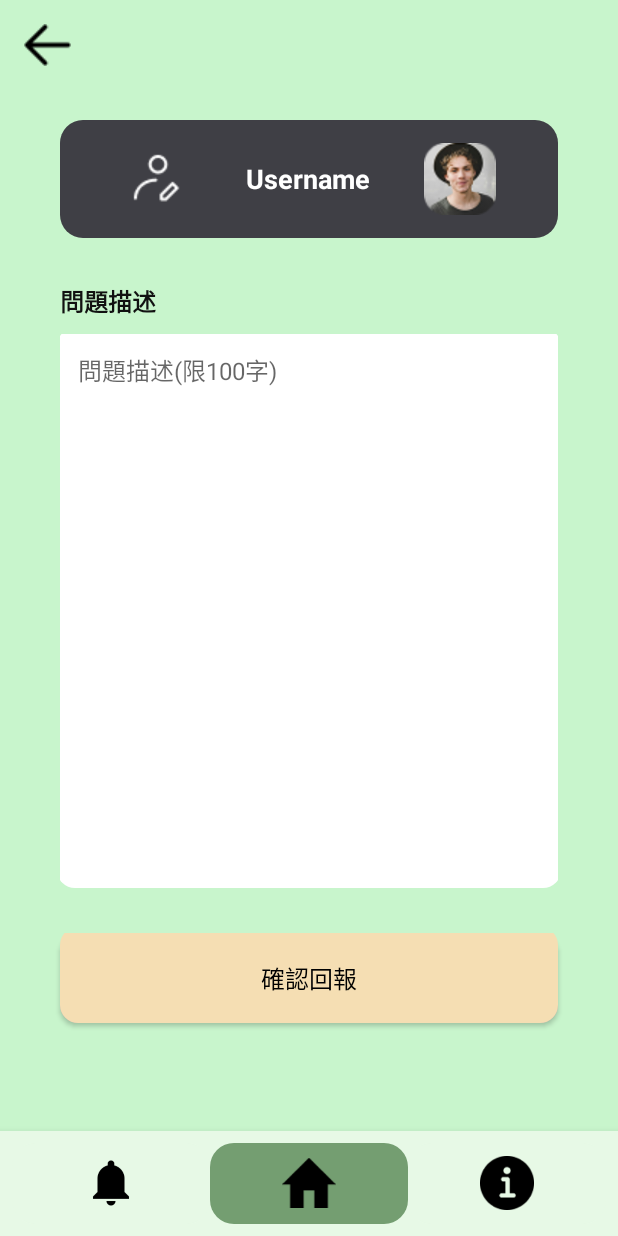
After one commit to AnHengHealthApp/app_AnHnegHealth, an Android app: the ErrorReportFragment screen opened through its navigation route, on a phone screen of 412 x 824 dp. The commit adds this screen. Run offline under Robolectric (Android 15) with nearby library versions, the phone set to English and light mode, and no system bars; our stand-ins replace navigation-ui.

Commit message:
feat: Error Report
Complete the error reporting page and jump

```diff
--- a/app/src/main/java/com/example/ahhapp/BoardActivity.java
+++ b/app/src/main/java/com/example/ahhapp/BoardActivity.java
@@ -30,14 +30,18 @@ public class BoardActivity extends AppCompatActivity {
         bottomNavigationView.setSelectedItemId(R.id.nav_home);
 
         // 導覽頁監聽
-        bottomNavigationView.setOnNavigationItemSelectedListener(item -> {
+        bottomNavigationView.setOnItemSelectedListener(item -> {
             int itemId = item.getItemId();
             if (itemId == R.id.nav_notify) {
-                //  如果是「消息通知」按鈕，則不跳轉，只改變樣式
+                //通知不跳轉
                 changeNotificationButtonStyle(bottomNavigationView);
-                return true; // 阻止切換 Fragment
+                return true;
+            } else if (itemId == R.id.nav_home) {
+                //清除覆蓋的fragment,確保回到home
+                navController.popBackStack(R.id.nav_home, false);
+                return NavigationUI.onNavDestinationSelected(item, navController);
             } else {
-                //  其他按鈕（首頁、資訊）則正常切換 Fragment
+                //資訊正常跳轉
                 return NavigationUI.onNavDestinationSelected(item, navController);
             }
         });
--- /dev/null
+++ b/app/src/main/java/com/example/ahhapp/ErrorReportFragment.java
@@ -0,0 +1,42 @@
+package com.example.ahhapp;
+
+import android.os.Bundle;
+import android.view.LayoutInflater;
+import android.view.View;
+import android.view.ViewGroup;
+import android.widget.ImageView;
+import android.widget.LinearLayout;
+import android.widget.Toast;
+
+import androidx.annotation.NonNull;
+import androidx.annotation.Nullable;
+import androidx.fragment.app.Fragment;
+import androidx.navigation.Navigation;
+
+public class ErrorReportFragment extends Fragment{
+    public ErrorReportFragment() {}
+
+    @Nullable
+    @Override
+    public View onCreateView(@NonNull LayoutInflater inflater,
+                             @Nullable ViewGroup container,
+                             @Nullable Bundle savedInstanceState) {
+
+        View view = inflater.inflate(R.layout.fragment_error_report, container, false);
+        // 點擊返回鍵
+        ImageView btnBack = view.findViewById(R.id.btnBack);
+        btnBack.setOnClickListener(v -> Navigation.findNavController(v).popBackStack());
+
+        // 點擊「確認回報」按鈕
+        view.findViewById(R.id.btnSubmitError).setOnClickListener(v -> {
+            Toast.makeText(getContext(), "已送出回報，感謝您的協助！", Toast.LENGTH_SHORT).show();
+            Navigation.findNavController(v).popBackStack(); // 回到上一頁
+        });
+
+        // 點擊頭像區塊（與 Home 一樣可彈出編輯視窗）
+        LinearLayout etProfile = view.findViewById(R.id.etProfile);
+        etProfile.setOnClickListener(v -> ProfileUtils.showEditProfileDialog(requireContext()));
+
+        return view;
+    }
+}
--- a/app/src/main/java/com/example/ahhapp/HomeFragment.java
+++ b/app/src/main/java/com/example/ahhapp/HomeFragment.java
@@ -38,6 +38,13 @@ public class HomeFragment extends Fragment {
             navController.navigate(R.id.editBloodPressureFragment);
         });
 
+        //錯誤回報按鈕跳轉
+        Button btnErrorReport = view.findViewById(R.id.btnErrorReport);
+        btnErrorReport.setOnClickListener(v -> {
+            NavController navController = Navigation.findNavController(requireActivity(), R.id.nav_host_fragment);
+            navController.navigate(R.id.errorReportFragment);
+        });
+
         return view;// 傳回畫面
     }
 }
--- /dev/null
+++ b/app/src/main/res/layout/fragment_error_report.xml
@@ -0,0 +1,105 @@
+<?xml version="1.0" encoding="utf-8"?>
+<RelativeLayout
+    xmlns:android="http://schemas.android.com/apk/res/android"
+    android:layout_width="match_parent"
+    android:layout_height="match_parent"
+    android:background="#C8F5CC">
+
+    <!-- 返回按鈕 -->
+    <ImageView
+        android:id="@+id/btnBack"
+        android:layout_width="wrap_content"
+        android:layout_height="wrap_content"
+        android:layout_margin="16dp"
+        android:src="@drawable/ic_back"
+        android:layout_alignParentStart="true"
+        android:layout_alignParentTop="true"/>
+
+    <!-- 頭像區塊 -->
+    <LinearLayout
+        android:id="@+id/etProfile"
+        android:layout_width="match_parent"
+        android:layout_height="wrap_content"
+        android:layout_marginTop="20dp"
+        android:layout_marginStart="40dp"
+        android:layout_marginEnd="40dp"
+        android:layout_below="@id/btnBack"
+        android:orientation="horizontal"
+        android:gravity="center_vertical"
+        android:background="@drawable/home_header_bg"
+        android:padding="15dp">
+
+        <ImageView
+            android:layout_width="0dp"
+            android:layout_height="48dp"
+            android:layout_weight="1"
+            android:src="@drawable/ic_header_edit"
+            android:scaleType="centerInside" />
+
+        <TextView
+            android:id="@+id/tvUsername"
+            android:layout_width="0dp"
+            android:layout_height="wrap_content"
+            android:layout_weight="1"
+            android:text="Username"
+            android:textSize="18sp"
+            android:textColor="#FFFFFF"
+            android:textStyle="bold"
+            android:gravity="center" />
+
+        <ImageView
+            android:id="@+id/ivUserPhoto"
+            android:layout_width="0dp"
+            android:layout_height="48dp"
+            android:layout_weight="1"
+            android:src="@drawable/ic_user_photo"
+            android:scaleType="centerInside" />
+    </LinearLayout>
+
+    <!-- 問題描述區塊 -->
+    <LinearLayout
+        android:id="@+id/problemContainer"
+        android:layout_width="match_parent"
+        android:layout_height="wrap_content"
+        android:orientation="vertical"
+        android:layout_below="@id/etProfile"
+        android:layout_marginTop="30dp"
+        android:layout_marginStart="40dp"
+        android:layout_marginEnd="40dp">
+
+        <TextView
+            android:layout_width="wrap_content"
+            android:layout_height="wrap_content"
+            android:text="問題描述"
+            android:textSize="16sp"
+            android:textColor="#111111"
+            android:textStyle="bold"
+            android:layout_marginBottom="10dp" />
+
+        <EditText
+            android:id="@+id/etErrorMessage"
+            android:layout_width="match_parent"
+            android:layout_height="369dp"
+            android:background="@drawable/edittext_background"
+            android:gravity="top|start"
+            android:hint="問題描述(限100字)"
+            android:inputType="textMultiLine"
+            android:maxLength="100"
+            android:padding="12dp"
+            android:textSize="16sp" />
+    </LinearLayout>
+
+    <!-- 確認回報按鈕 -->
+    <Button
+        android:id="@+id/btnSubmitError"
+        android:layout_width="match_parent"
+        android:layout_height="60dp"
+        android:text="確認回報"
+        android:textSize="16sp"
+        android:textColor="#000000"
+        android:background="@drawable/login_btn_bg"
+        android:layout_below="@id/problemContainer"
+        android:layout_marginStart="40dp"
+        android:layout_marginEnd="40dp"
+        android:layout_marginTop="30dp" />
+</RelativeLayout>
```
